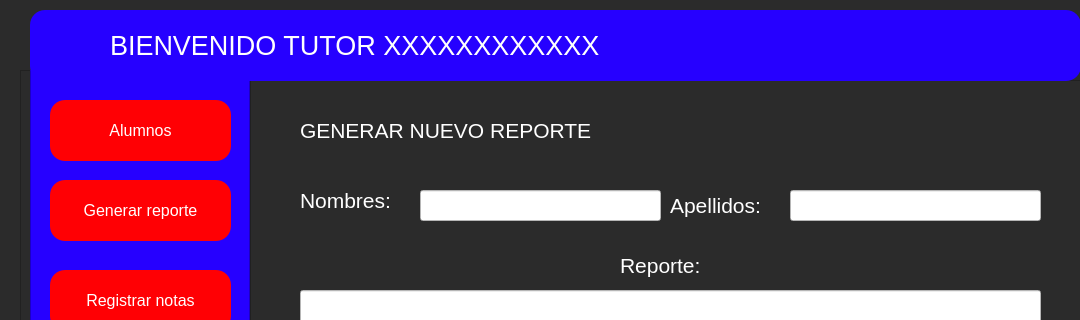
Before: the Qt Designer form entrar_tutor.ui in Giavic/Taller_de_software_TF, drawn with Qt 5; both pictures show x 0 to 1080 and y 0 to 320 of the 1080 by 642 pixel window.
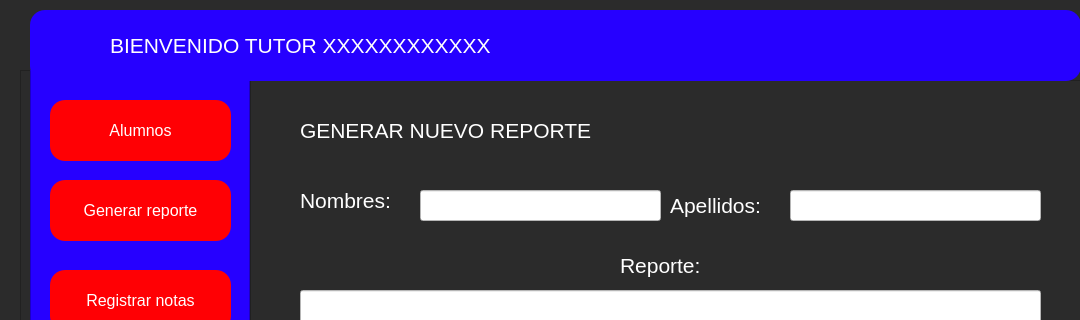
After: the same form once the commit is applied. Icons and pictures are not drawn.

Commit message: interfaz mejorada

What changed in the file:
```diff
--- a/entrar_tutor.ui
+++ b/entrar_tutor.ui
@@ -71,13 +71,13 @@
      <rect>
       <x>80</x>
       <y>20</y>
-      <width>731</width>
+      <width>881</width>
       <height>31</height>
      </rect>
     </property>
     <property name="font">
      <font>
-      <pointsize>20</pointsize>
+      <pointsize>16</pointsize>
      </font>
     </property>
     <property name="styleSheet">
```
The commit also changes 2 other files.
